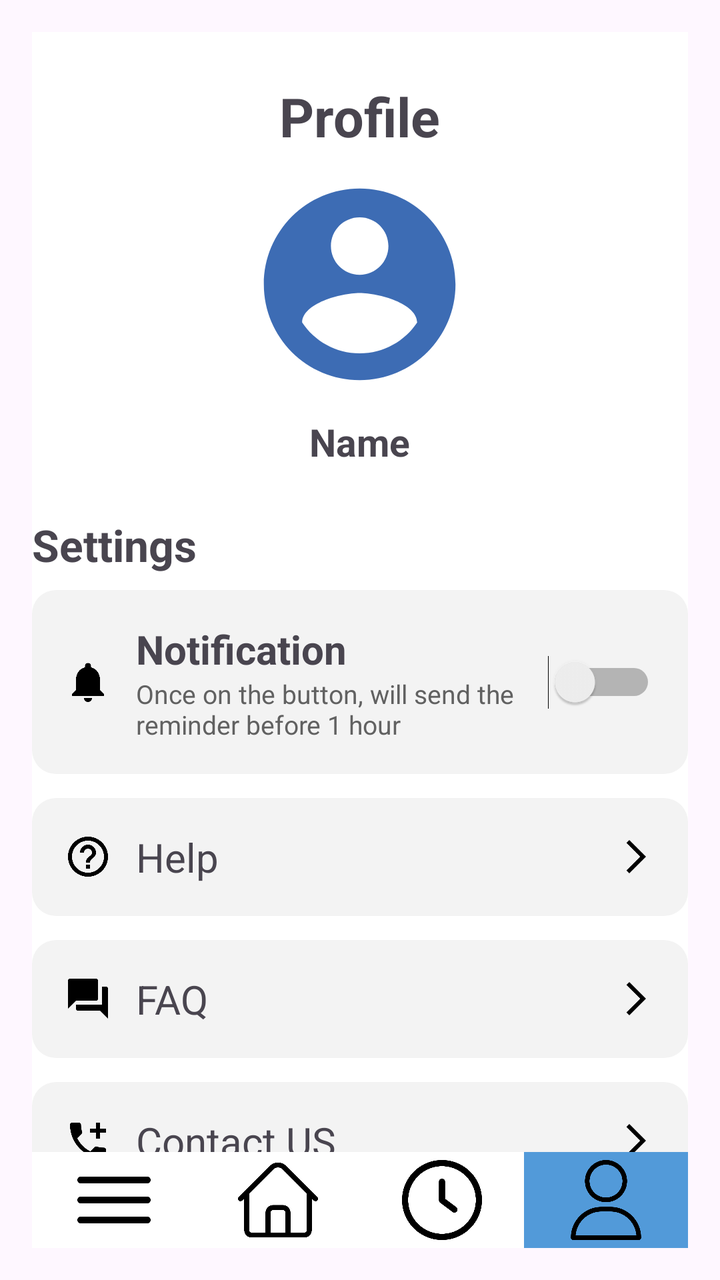
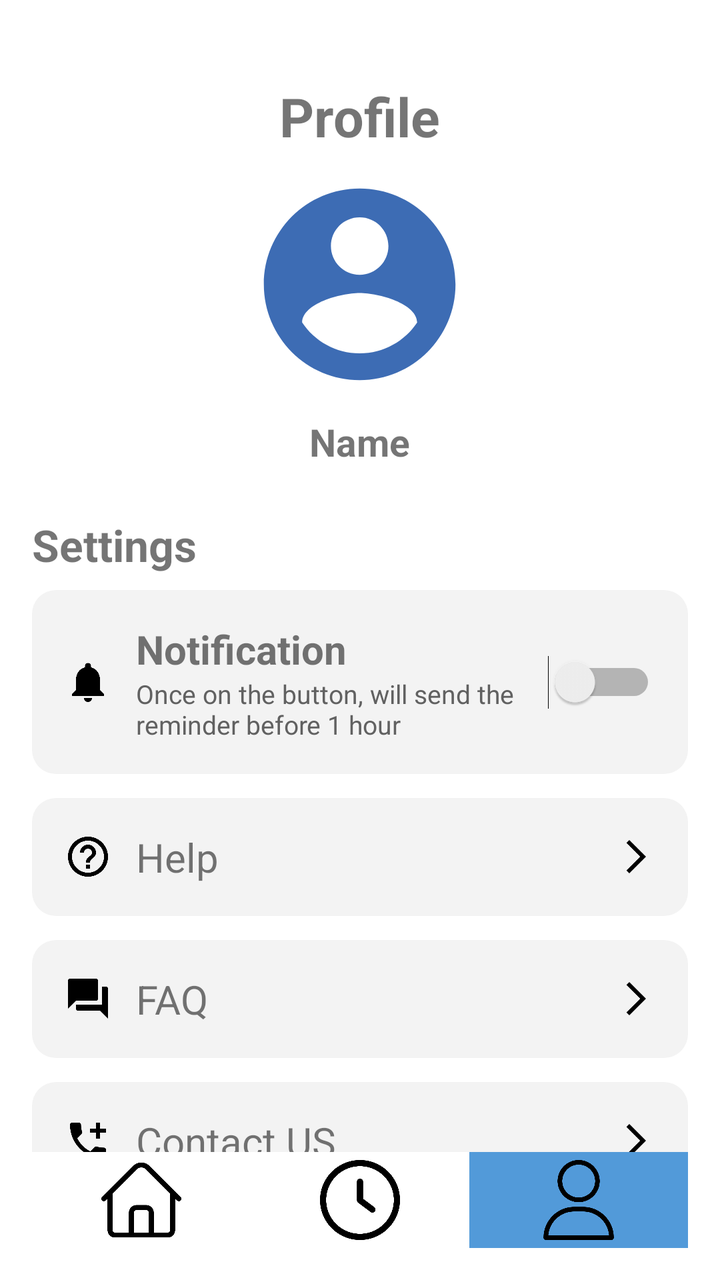

Before-and-after screenshots of an Android layout around one commit, followed by the original layout XML and the change that was made.
<!-- AndroidManifest.xml: application theme Theme.Madgroupassignment -->
<!-- res/layout/activity_profile.xml -->
<?xml version="1.0" encoding="utf-8"?>
<RelativeLayout xmlns:android="http://schemas.android.com/apk/res/android"
    xmlns:tools="http://schemas.android.com/tools"
    android:layout_width="match_parent"
    android:layout_height="match_parent"
    xmlns:app="http://schemas.android.com/apk/res-auto"
    android:padding="16dp">

    <LinearLayout
        android:layout_width="395dp"
        android:layout_height="693dp"
        android:orientation="vertical"
        android:background="#FFFFFF">

        
        <LinearLayout
            android:layout_width="match_parent"
            android:layout_height="wrap_content"
            android:gravity="center"
            android:orientation="vertical"
            android:padding="16dp">

            <TextView
                android:layout_width="wrap_content"
                android:layout_height="wrap_content"
                android:layout_marginTop="8dp"
                android:layout_marginBottom="8dp"
                android:text="@string/profile"
                android:textSize="27sp"
                android:textStyle="bold" />

            <ImageView
                android:layout_width="115dp"
                android:layout_height="116dp"
                android:layout_marginBottom="8dp"
                android:contentDescription="@string/profile_picture"
                android:src="@drawable/ic_profile_placeholder" />

            <TextView
                android:layout_width="wrap_content"
                android:layout_height="wrap_content"
                android:text="@string/name"
                android:textSize="19sp"
                android:textStyle="bold" />
        </LinearLayout>

        
        <TextView
            android:layout_width="wrap_content"
            android:layout_height="wrap_content"
            android:layout_marginTop="8dp"
            android:layout_marginBottom="8dp"
            android:text="@string/settings"
            android:textSize="22sp"
            android:textStyle="bold" />

        
        <LinearLayout
            android:layout_width="match_parent"
            android:layout_height="wrap_content"
            android:layout_marginBottom="12dp"
            android:background="@drawable/rounded_card"
            android:gravity="center_vertical"
            android:orientation="horizontal"
            android:padding="16dp">

            <ImageView
                android:layout_width="24dp"
                android:layout_height="24dp"
                android:contentDescription="@string/notification_icon"
                android:src="@drawable/ic_notification" />

            <LinearLayout
                android:layout_width="0dp"
                android:layout_height="wrap_content"
                android:layout_weight="1"
                android:orientation="vertical"
                android:paddingStart="12dp"
                tools:ignore="RtlSymmetry">

                <TextView
                    android:layout_width="wrap_content"
                    android:layout_height="wrap_content"
                    android:text="@string/notification"
                    android:textSize="20sp"
                    android:textStyle="bold" />

                <TextView
                    android:layout_width="wrap_content"
                    android:layout_height="wrap_content"
                    android:text="@string/once_on_the_button_will_send_the_reminder_before_1_hour"
                    android:textColor="#616161"
                    android:textSize="13sp" />
            </LinearLayout>

            <Switch
                android:id="@+id/switch_notification"
                android:layout_width="wrap_content"
                android:layout_height="wrap_content"
                android:minWidth="48dp"
                android:minHeight="48dp"
                tools:ignore="UseSwitchCompatOrMaterialXml" />
        </LinearLayout>

        
        <LinearLayout
            android:id="@+id/help_item"
            android:layout_width="match_parent"
            android:layout_height="wrap_content"
            android:layout_marginBottom="12dp"
            android:background="@drawable/rounded_card"
            android:gravity="center_vertical"
            android:orientation="horizontal"
            android:padding="16dp">

            <ImageView
                android:layout_width="24dp"
                android:layout_height="24dp"
                android:contentDescription="@string/help_icon"
                android:src="@drawable/ic_help" />

            <TextView
                android:layout_width="0dp"
                android:layout_height="wrap_content"
                android:layout_marginStart="12dp"
                android:layout_weight="1"
                android:text="@string/help"
                android:textSize="20sp" />

            <ImageView
                android:layout_width="20dp"
                android:layout_height="20dp"
                android:contentDescription="@string/arrow"
                android:src="@drawable/ic_arrow" />
        </LinearLayout>

        
        <LinearLayout
            android:id="@+id/faq_item"
            android:layout_width="match_parent"
            android:layout_height="wrap_content"
            android:layout_marginBottom="12dp"
            android:background="@drawable/rounded_card"
            android:gravity="center_vertical"
            android:orientation="horizontal"
            android:padding="16dp">

            <ImageView
                android:layout_width="24dp"
                android:layout_height="24dp"
                android:contentDescription="@string/faq"
                android:src="@drawable/ic_faq" />

            <TextView
                android:layout_width="0dp"
                android:layout_height="wrap_content"
                android:layout_marginStart="12dp"
                android:layout_weight="1"
                android:text="@string/faq_text"
                android:textSize="20sp" />

            <ImageView
                android:layout_width="20dp"
                android:layout_height="20dp"
                android:contentDescription="@string/arrow_faq"
                android:src="@drawable/ic_arrow" />
        </LinearLayout>

        
        <LinearLayout
            android:id="@+id/contact_item"
            android:layout_width="match_parent"
            android:layout_height="wrap_content"
            android:layout_marginBottom="12dp"
            android:background="@drawable/rounded_card"
            android:gravity="center_vertical"
            android:orientation="horizontal"
            android:padding="16dp">

            <ImageView
                android:layout_width="24dp"
                android:layout_height="24dp"
                android:contentDescription="@string/contact_icon"
                android:src="@drawable/ic_contact" />

            <TextView
                android:layout_width="0dp"
                android:layout_height="wrap_content"
                android:layout_marginStart="12dp"
                android:layout_weight="1"
                android:text="@string/contact_us"
                android:textSize="20sp" />

            <ImageView
                android:layout_width="20dp"
                android:layout_height="20dp"
                android:contentDescription="@string/arrow_contact"
                android:src="@drawable/ic_arrow" />
        </LinearLayout>

        
        <Space
            android:layout_width="match_parent"
            android:layout_height="0dp"
            android:layout_weight="1" />
        
        <TextView
            android:id="@+id/sign_out"
            android:layout_width="match_parent"
            android:layout_height="wrap_content"
            android:background="@drawable/rounded_card"
            android:gravity="center"
            android:padding="16dp"
            android:text="@string/sign_out"
            android:textColor="#FF3B30"
            android:textStyle="bold" />

    </LinearLayout>
    
    <LinearLayout
        android:id="@+id/bottom_bar"
        android:layout_width="match_parent"
        android:layout_height="wrap_content"
        android:orientation="horizontal"
        android:background="@android:color/white"
        android:layout_alignParentBottom="true"
        android:layout_alignParentStart="true"
        android:layout_alignParentEnd="true">


        <ImageButton
            android:id="@+id/listButton"
            android:layout_width="48dp"
            android:layout_height="48dp"
            android:layout_weight="1"
            android:padding="4dp"
            android:scaleType="fitCenter"
            android:src="@drawable/menu"
            android:background="?attr/selectableItemBackgroundBorderless"/>

        
        <Button
            android:id="@+id/rewardButton"
            android:layout_width="wrap_content"
            android:layout_height="wrap_content"
            android:text="Reward"
            android:padding="4dp"
            android:scaleType="fitCenter"
            android:visibility="gone" />
        <Button
            android:id="@+id/searchButton"
            android:layout_width="wrap_content"
            android:layout_height="wrap_content"
            android:text="Search"
            android:padding="4dp"
            android:scaleType="fitCenter"
            android:visibility="gone" />

        <ImageButton
            android:id="@+id/homeButton"
            android:layout_width="48dp"
            android:layout_height="48dp"
            android:layout_weight="1"
            android:padding="4dp"
            android:scaleType="fitCenter"
            android:src="@drawable/home"
            android:background="?attr/selectableItemBackgroundBorderless"/>

        <ImageButton
            android:id="@+id/clockButton"
            android:layout_width="48dp"
            android:layout_height="48dp"
            android:layout_weight="1"
            android:padding="4dp"
            android:scaleType="fitCenter"
            android:src="@drawable/clock"
            android:background="?attr/selectableItemBackgroundBorderless"/>

        <ImageButton
            android:id="@+id/profileButton"
            android:layout_width="48dp"
            android:layout_height="48dp"
            android:layout_weight="1"
            android:padding="4dp"
            android:scaleType="fitCenter"
            android:src="@drawable/user"
            android:background="#529ad9"/>
    </LinearLayout>
</RelativeLayout>
<!-- resources referenced by this layout -->
<resources>
  <!-- drawable ic_arrow (drawable) -->
  <vector android:autoMirrored="true" android:height="24dp"
      android:tint="#000000" android:viewportHeight="24"
      android:viewportWidth="24" android:width="24dp" xmlns:android="http://schemas.android.com/apk/res/android">
      <path android:fillColor="@android:color/white" android:pathData="M6.23,20.23l1.77,1.77l10,-10l-10,-10l-1.77,1.77l8.23,8.23z"/>
  </vector>
  <!-- drawable ic_faq (drawable) -->
  <vector android:height="24dp" android:tint="#000000"
      android:viewportHeight="24" android:viewportWidth="24"
      android:width="24dp" xmlns:android="http://schemas.android.com/apk/res/android">
      <path android:fillColor="@android:color/white" android:pathData="M21,6h-2v9L6,15v2c0,0.55 0.45,1 1,1h11l4,4L22,7c0,-0.55 -0.45,-1 -1,-1zM17,12L17,3c0,-0.55 -0.45,-1 -1,-1L3,2c-0.55,0 -1,0.45 -1,1v14l4,-4h10c0.55,0 1,-0.45 1,-1z"/>
  </vector>
  <!-- drawable ic_notification (drawable) -->
  <vector android:height="24dp" android:tint="#000000"
      android:viewportHeight="24" android:viewportWidth="24"
      android:width="24dp" xmlns:android="http://schemas.android.com/apk/res/android">
      <path android:fillColor="@android:color/white" android:pathData="M12,22c1.1,0 2,-0.9 2,-2h-4c0,1.1 0.89,2 2,2zM18,16v-5c0,-3.07 -1.64,-5.64 -4.5,-6.32L13.5,4c0,-0.83 -0.67,-1.5 -1.5,-1.5s-1.5,0.67 -1.5,1.5v0.68C7.63,5.36 6,7.92 6,11v5l-2,2v1h16v-1l-2,-2z"/>
  </vector>
  <!-- drawable ic_profile_placeholder (drawable) -->
  <vector xmlns:android="http://schemas.android.com/apk/res/android"
      android:width="24dp"
      android:height="24dp"
      android:viewportWidth="24"
      android:viewportHeight="24"
      android:tint="#3d6cb4">
      <path
          android:fillColor="@android:color/white"
          android:pathData="M12,2C6.48,2 2,6.48 2,12s4.48,10 10,10 10,-4.48 10,-10S17.52,2 12,2zM12,5c1.66,0 3,1.34 3,3s-1.34,3 -3,3 -3,-1.34 -3,-3 1.34,-3 3,-3zM12,19.2c-2.5,0 -4.71,-1.28 -6,-3.22 0.03,-1.99 4,-3.08 6,-3.08 1.99,0 5.97,1.09 6,3.08 -1.29,1.94 -3.5,3.22 -6,3.22z"/>
  </vector>
  <!-- drawable menu: png bitmap (drawable, 3588 bytes) -->
  <!-- drawable rounded_card (drawable) -->
  <?xml version="1.0" encoding="utf-8"?>
  <shape xmlns:android="http://schemas.android.com/apk/res/android"
      android:shape="rectangle">
      <solid android:color="#F3F3F3" />
      <corners android:radius="12dp" />
  </shape>
  <string name="arrow">Arrow</string>
  <string name="arrow_contact">Arrow_contact</string>
  <string name="arrow_faq">Arrow_faq</string>
  <string name="contact_icon">Contact_icon</string>
  <string name="contact_us">Contact US</string>
  <string name="faq">FAQ</string>
  <string name="faq_text">FAQ</string>
  <string name="help">Help</string>
  <string name="help_icon">icon</string>
  <string name="name">Name</string>
  <string name="notification">Notification</string>
  <string name="notification_icon">notification_icon</string>
  <string name="once_on_the_button_will_send_the_reminder_before_1_hour">Once on the button, will send the reminder before 1 hour</string>
  <string name="profile">Profile</string>
  <string name="profile_picture">Profile Picture</string>
  <string name="settings">Settings</string>
  <string name="sign_out">Sign Out</string>
  <style name="Theme.Madgroupassignment" parent="Base.Theme.Madgroupassignment" />
  <style name="Base.Theme.Madgroupassignment" parent="Theme.Material3.DayNight.NoActionBar">
          
          
          <item name="colorPrimary">@color/lightblue</item>
      </style>
  <color name="lightblue">#b6dff7</color>
  <!-- unchanged entries left out for length: 5 -->
</resources>

<!-- the commit's change to res/layout/activity_profile.xml (unified diff, before → after) -->
@@ -227,26 +227,7 @@
         android:layout_alignParentStart="true"
         android:layout_alignParentEnd="true">
 
-
-        <ImageButton
-            android:id="@+id/listButton"
-            android:layout_width="48dp"
-            android:layout_height="48dp"
-            android:layout_weight="1"
-            android:padding="4dp"
-            android:scaleType="fitCenter"
-            android:src="@drawable/menu"
-            android:background="?attr/selectableItemBackgroundBorderless"/>
-
-        
-        <Button
-            android:id="@+id/rewardButton"
-            android:layout_width="wrap_content"
-            android:layout_height="wrap_content"
-            android:text="Reward"
-            android:padding="4dp"
-            android:scaleType="fitCenter"
-            android:visibility="gone" />
+        
         <Button
             android:id="@+id/searchButton"
             android:layout_width="wrap_content"
@@ -258,7 +239,7 @@
 
         <ImageButton
             android:id="@+id/homeButton"
-            android:layout_width="48dp"
+            android:layout_width="0dp"
             android:layout_height="48dp"
             android:layout_weight="1"
             android:padding="4dp"
@@ -268,7 +249,7 @@
 
         <ImageButton
             android:id="@+id/clockButton"
-            android:layout_width="48dp"
+            android:layout_width="0dp"
             android:layout_height="48dp"
             android:layout_weight="1"
             android:padding="4dp"
@@ -278,7 +259,7 @@
 
         <ImageButton
             android:id="@+id/profileButton"
-            android:layout_width="48dp"
+            android:layout_width="0dp"
             android:layout_height="48dp"
             android:layout_weight="1"
             android:padding="4dp"
<!-- resource entries referenced after the edit -->
@@ -29,7 +29,6 @@
           android:fillColor="@android:color/white"
           android:pathData="M12,2C6.48,2 2,6.48 2,12s4.48,10 10,10 10,-4.48 10,-10S17.52,2 12,2zM12,5c1.66,0 3,1.34 3,3s-1.34,3 -3,3 -3,-1.34 -3,-3 1.34,-3 3,-3zM12,19.2c-2.5,0 -4.71,-1.28 -6,-3.22 0.03,-1.99 4,-3.08 6,-3.08 1.99,0 5.97,1.09 6,3.08 -1.29,1.94 -3.5,3.22 -6,3.22z"/>
   </vector>
-  <!-- drawable menu: png bitmap (drawable, 3588 bytes) -->
   <!-- drawable rounded_card (drawable) -->
   <?xml version="1.0" encoding="utf-8"?>
   <shape xmlns:android="http://schemas.android.com/apk/res/android"
@@ -55,7 +54,7 @@
   <string name="settings">Settings</string>
   <string name="sign_out">Sign Out</string>
   <style name="Theme.Madgroupassignment" parent="Base.Theme.Madgroupassignment" />
-  <style name="Base.Theme.Madgroupassignment" parent="Theme.Material3.DayNight.NoActionBar">
+  <style name="Base.Theme.Madgroupassignment" parent="Theme.MaterialComponents.DayNight.NoActionBar">
           
           
           <item name="colorPrimary">@color/lightblue</item>
